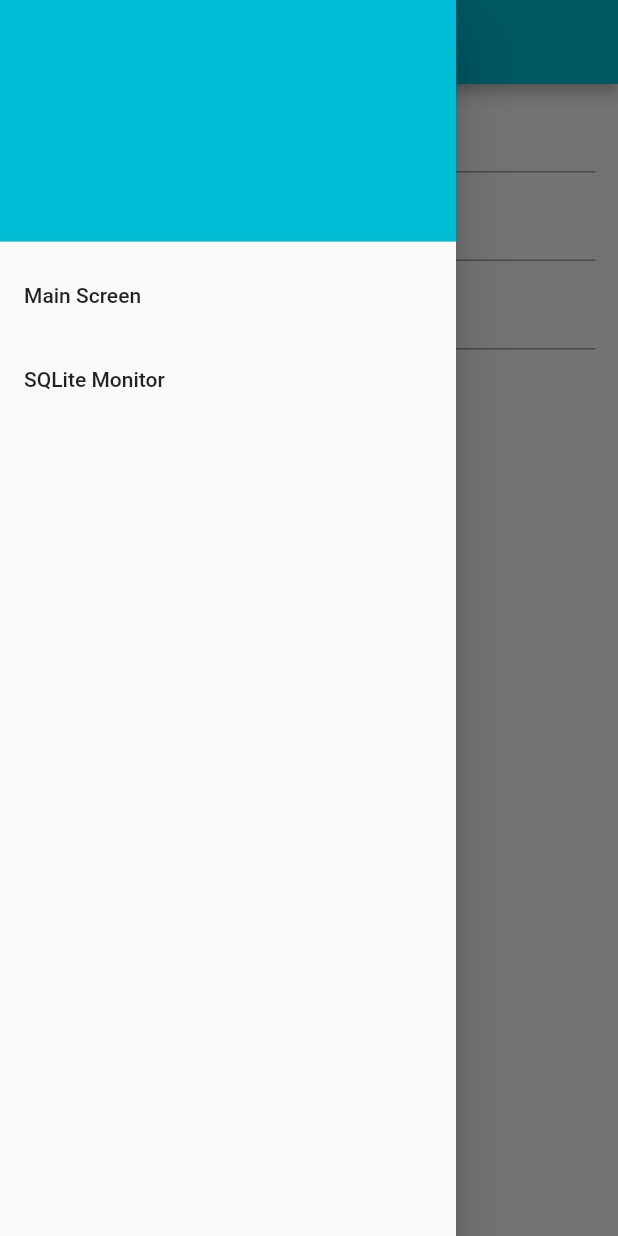
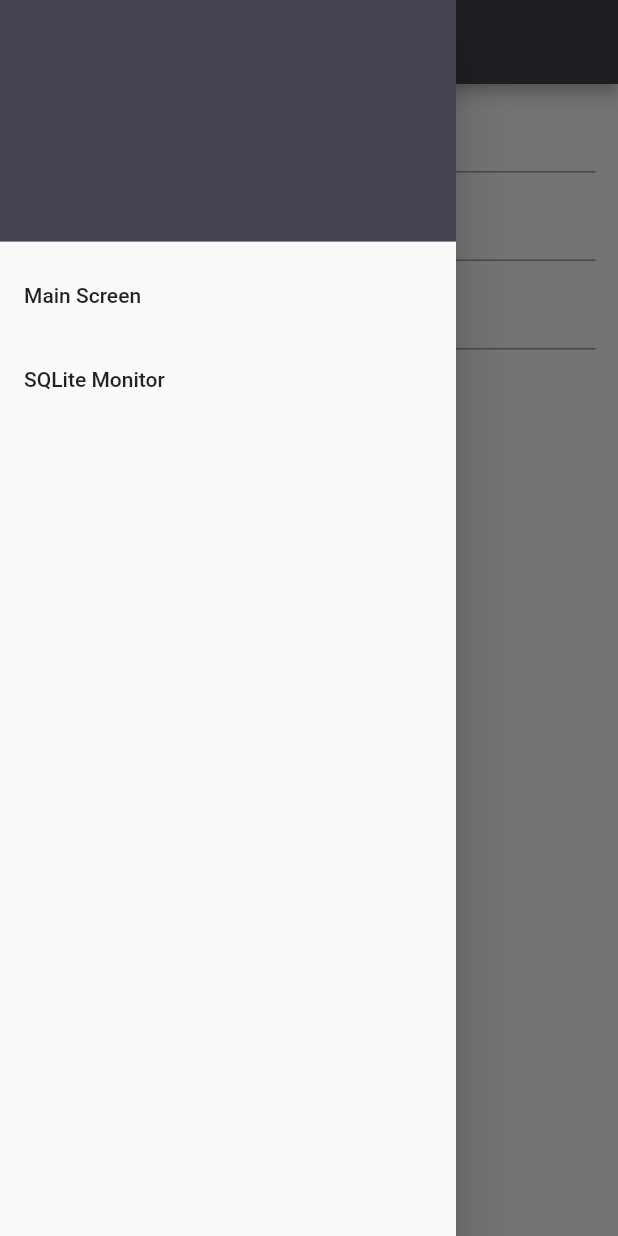
Before and after one commit to appspector/sample-flutter-app, a Flutter app: the SQLitePage screen opened by its route, with the side drawer open, on a phone screen of 412 x 824 dp. Run offline on Flutter 3.47's test engine with Material 2 defaults, Android fonts, the phone set to English and light mode, and no system bars; our stand-ins replace sqflite; accounts and stored records are empty.

Commit message:
Update application theme

```diff
--- a/lib/app_drawer.dart
+++ b/lib/app_drawer.dart
@@ -10,7 +10,7 @@ class SampleAppDrawer extends StatelessWidget {
       children: <Widget>[
         DrawerHeader(
           child: Text(""),
-          decoration: BoxDecoration(color: Colors.cyan),
+          decoration: BoxDecoration(color: Theme.of(context).primaryColor),
         ),
         ListTile(
           title: Text("Main Screen"),
--- /dev/null
+++ b/lib/color.dart
@@ -0,0 +1,22 @@
+import 'package:flutter/material.dart';
+
+const _primaryColor = 0xFF424250;
+const _accentColor = 0xFFF6637D;
+
+const MaterialAccentColor appSpectorAccent = MaterialAccentColor(
+  _accentColor,
+  <int, Color>{},
+);
+
+const appSpectorPrimary = MaterialColor(_primaryColor, <int, Color>{
+  50: Color(_primaryColor),
+  100: Color(_primaryColor),
+  200: Color(_primaryColor),
+  300: Color(_primaryColor),
+  400: Color(_primaryColor),
+  500: Color(_primaryColor),
+  600: Color(_primaryColor),
+  700: Color(_primaryColor),
+  800: Color(_primaryColor),
+  900: Color(_primaryColor),
+});
--- a/lib/main.dart
+++ b/lib/main.dart
@@ -2,6 +2,7 @@ import 'package:flutter/material.dart';
 import 'routes.dart';
 import 'sqlite_page.dart';
 import 'main_page.dart';
+import 'color.dart';
 
 void main() => runApp(MyApp());
 
@@ -20,8 +21,8 @@ class MyApp extends StatelessWidget {
           // "hot reload" (press "r" in the console where you ran "flutter run",
           // or press Run > Flutter Hot Reload in IntelliJ). Notice that the
           // counter didn't reset back to zero; the application is not restarted.
-        primarySwatch: Colors.cyan,
-      ),
+          primarySwatch: appSpectorPrimary,
+          accentColor: appSpectorAccent),
       home: MyHomePage(title: 'Flutter Demo Home Page'),
       routes: {
         Routes.SQLiteMonitorPage: (BuildContext context) => SQLitePage(),
```
Lines whose indentation alone changed are shown as unchanged.
